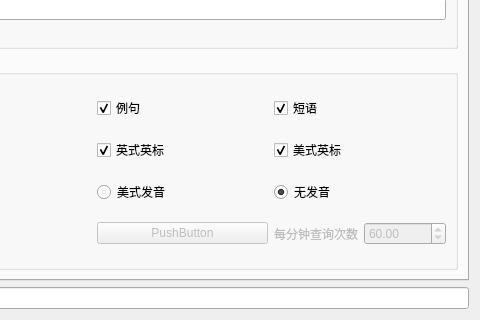
Above: addon/UIForm/main_ui.ui from joexzh/Dict2Anki before the change; both pictures show x 115 to 595 and y 213 to 533 of the 595 by 533 pixel window. Below: the same form after it.
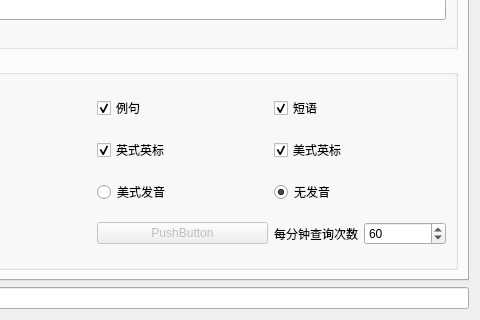
That is the form after the change. The open tabs and pages were chosen to show the change.

Commit message: extract config to its own class for convenience

The edit to the form file:
```diff
--- a/addon/UIForm/main_ui.ui
+++ b/addon/UIForm/main_ui.ui
@@ -2,6 +2,9 @@
 <ui version="4.0">
  <class>Dialog</class>
  <widget class="QDialog" name="Dialog">
+  <property name="enabled">
+   <bool>true</bool>
+  </property>
   <property name="geometry">
    <rect>
     <x>0</x>
@@ -432,7 +435,7 @@
             <item>
              <widget class="QLabel" name="congestLabel">
               <property name="enabled">
-               <bool>false</bool>
+               <bool>true</bool>
               </property>
               <property name="text">
                <string>每分钟查询次数</string>
@@ -440,21 +443,15 @@
              </widget>
             </item>
             <item>
-             <widget class="QDoubleSpinBox" name="congestSpinBox">
-              <property name="enabled">
-               <bool>false</bool>
-              </property>
-              <property name="suffix">
-               <string/>
-              </property>
+             <widget class="QSpinBox" name="congestSpinBox">
               <property name="minimum">
-               <double>30.000000000000000</double>
+               <number>30</number>
               </property>
               <property name="maximum">
-               <double>999.000000000000000</double>
+               <number>999</number>
               </property>
               <property name="value">
-               <double>60.000000000000000</double>
+               <number>60</number>
               </property>
              </widget>
             </item>
```
Left out of the diff: 146 changed lines with no effect on the pictures. The commit also changes 10 other files.
